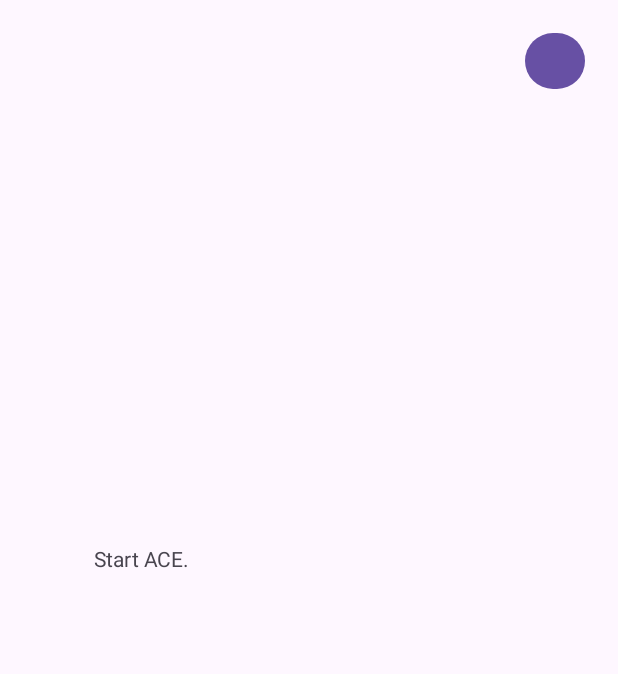
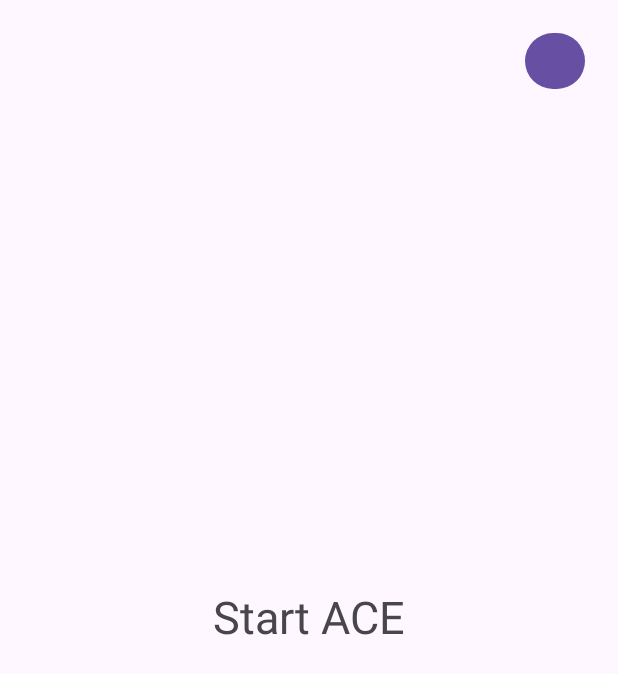
Before and after one commit to Saphyr55/ACE, an Android app: the StartActivity screen opened directly, with no data from a screen before it, on a phone screen of 412 x 824 dp. Shown: the top 674 px of the screen. Run offline under Robolectric (Android 15) with nearby library versions, the phone set to English and light mode, and no system bars.

Commit message:
Fix theme name.

```diff
--- a/app/src/main/AndroidManifest.xml
+++ b/app/src/main/AndroidManifest.xml
@@ -25,7 +25,7 @@
             android:exported="false" />
         <activity
             android:name=".activity.MainActivity"
-            android:exported="true">
+            android:exported="true" >
             <intent-filter>
                 <action android:name="android.intent.action.MAIN" />
 
--- a/app/src/main/java/org/utours/ace/activity/MainActivity.java
+++ b/app/src/main/java/org/utours/ace/activity/MainActivity.java
@@ -6,9 +6,11 @@ import android.content.Intent;
 import android.os.Bundle;
 
 import org.utours.ace.activity.auth.ConnectionActivity;
+import org.utours.ace.activity.auth.RegisterActivity;
 
 
 public class MainActivity extends AppCompatActivity {
+
 
     @Override
     protected void onCreate(Bundle savedInstanceState) {
--- a/app/src/main/java/org/utours/ace/activity/StartActivity.java
+++ b/app/src/main/java/org/utours/ace/activity/StartActivity.java
@@ -3,14 +3,35 @@ package org.utours.ace.activity;
 import androidx.appcompat.app.AppCompatActivity;
 
 import android.os.Bundle;
+import android.view.View;
+import android.widget.Button;
+import android.widget.TextView;
 
 import org.utours.ace.R;
 
 public class StartActivity extends AppCompatActivity {
 
+    TextView startACETextView;
+    Button parameterStartButton;
+
     @Override
     protected void onCreate(Bundle savedInstanceState) {
         super.onCreate(savedInstanceState);
         setContentView(R.layout.activity_start);
+
+        startACETextView = findViewById(R.id.textview_startAce);
+        parameterStartButton = findViewById(R.id.btn_parameter);
+
+        parameterStartButton.setOnClickListener(v -> openParameter());
+        startACETextView.setOnClickListener(v -> redirectToGame());
     }
+
+    private void redirectToGame() {
+    }
+
+
+    private void openParameter() {
+    }
+
+
 }
--- a/app/src/main/java/org/utours/ace/auth/firebase/FirebaseAccountConnection.java
+++ b/app/src/main/java/org/utours/ace/auth/firebase/FirebaseAccountConnection.java
@@ -7,7 +7,7 @@ import org.utours.ace.port.AccountConnection;
 
 import java.util.function.Consumer;
 
-public class FirebaseAccountConnection implements AccountConnection {
+public final class FirebaseAccountConnection implements AccountConnection {
 
     private final FirebaseAuth auth;
 
--- a/app/src/main/java/org/utours/ace/auth/firebase/FirebaseAccountRegistration.java
+++ b/app/src/main/java/org/utours/ace/auth/firebase/FirebaseAccountRegistration.java
@@ -7,7 +7,7 @@ import org.utours.ace.port.AccountRegistration;
 
 import java.util.function.Consumer;
 
-public class FirebaseAccountRegistration implements AccountRegistration {
+public final class FirebaseAccountRegistration implements AccountRegistration {
 
     private final FirebaseAuth auth;
 
--- a/app/src/main/java/org/utours/ace/auth/firebase/FirebaseAuthenticationProvider.java
+++ b/app/src/main/java/org/utours/ace/auth/firebase/FirebaseAuthenticationProvider.java
@@ -6,10 +6,10 @@ import org.utours.ace.port.AccountConnection;
 import org.utours.ace.port.AccountRegistration;
 import org.utours.ace.port.AuthenticationProvider;
 
-public class FirebaseAuthenticationProvider implements AuthenticationProvider {
+public final class FirebaseAuthenticationProvider implements AuthenticationProvider {
 
-    private AccountConnection accountConnection;
-    private AccountRegistration accountRegistration;
+    private final AccountConnection accountConnection;
+    private final AccountRegistration accountRegistration;
 
     public FirebaseAuthenticationProvider(FirebaseAuth auth) {
         this.accountConnection = new FirebaseAccountConnection(auth);
--- a/app/src/main/res/layout/activity_start.xml
+++ b/app/src/main/res/layout/activity_start.xml
@@ -7,17 +7,21 @@
     tools:context=".activity.StartActivity">
 
     <TextView
-        android:id="@+id/textView"
-        android:layout_width="287dp"
-        android:layout_height="99dp"
+        android:id="@+id/textview_startAce"
+        android:layout_width="234dp"
+        android:layout_height="43dp"
         android:text="@string/start_ace"
+        android:textAlignment="center"
+        android:textAllCaps="false"
+        android:textSize="30sp"
         app:layout_constraintBottom_toBottomOf="parent"
         app:layout_constraintEnd_toEndOf="parent"
+        app:layout_constraintHorizontal_bias="0.497"
         app:layout_constraintStart_toStartOf="parent"
         app:layout_constraintTop_toTopOf="parent" />
 
     <Button
-        android:id="@+id/button"
+        android:id="@+id/btn_parameter"
         android:layout_width="40dp"
         android:layout_height="45dp"
         android:text=""
--- a/app/src/main/res/values-night/strings.xml
+++ b/app/src/main/res/values-night/strings.xml
@@ -1,9 +1,12 @@
 <?xml version="1.0" encoding="utf-8"?>
 <resources>
+    <string name="app_name">AniCardEnchantment</string>
+    <string name="title_activity_connection">ConnectionActivity</string>
     <string name="connect">Connect</string>
     <string name="email">Email</string>
     <string name="password">Password</string>
     <string name="register">Register</string>
     <string name="already_have_an_account">Already have an account ?</string>
     <string name="register_here">Register here</string>
+    <string name="start_ace">Start ACE</string>
 </resources>
--- a/app/src/main/res/values-night/themes.xml
+++ b/app/src/main/res/values-night/themes.xml
@@ -1,6 +1,6 @@
 <resources xmlns:tools="http://schemas.android.com/tools">
     <!-- Base application theme. -->
-    <style name="Base.Theme.AniCardEchantnment" parent="Theme.Material3.DayNight.NoActionBar">
+    <style name="Base.Theme.AniCardEnchantment" parent="Theme.Material3.DayNight.NoActionBar">
         <!-- Customize your dark theme here. -->
         <!-- <item name="colorPrimary">@color/my_dark_primary</item> -->
     </style>
--- a/app/src/main/res/values/strings.xml
+++ b/app/src/main/res/values/strings.xml
@@ -7,5 +7,5 @@
     <string name="register">Register</string>
     <string name="already_have_an_account">Already have an account ?</string>
     <string name="register_here">Register here</string>
-    <string name="start_ace">Start ACE.</string>
+    <string name="start_ace">Start ACE</string>
 </resources>
--- a/app/src/main/res/values/themes.xml
+++ b/app/src/main/res/values/themes.xml
@@ -1,9 +1,9 @@
 <resources xmlns:tools="http://schemas.android.com/tools">
     <!-- Base application theme. -->
-    <style name="Base.Theme.AniCardEchantnment" parent="Theme.Material3.DayNight.NoActionBar">
+    <style name="Base.Theme.AniCardEnchantment" parent="Theme.Material3.Light.NoActionBar">
         <!-- Customize your light theme here. -->
         <!-- <item name="colorPrimary">@color/my_light_primary</item> -->
     </style>
 
-    <style name="Theme.AniCardEnchantment" parent="Base.Theme.AniCardEchantnment" />
+    <style name="Theme.AniCardEnchantment" parent="Base.Theme.AniCardEnchantment" />
 </resources>
--- a/domain/src/main/java/org/utours/ace/port/AccountInventory.java
+++ b/domain/src/main/java/org/utours/ace/port/AccountProvider.java
@@ -6,10 +6,8 @@ import org.utours.ace.model.Account;
 import java.util.Optional;
 
 @Port
-public interface AccountInventory {
+public interface AccountProvider {
 
     Optional<Account> getByEmail(String email);
 
-    void addAccount(Account account);
-
 }
```
Also changed, not shown: app/src/main/java/org/utours/ace/activity/auth/RegisterActivity.java (+2 -5 lines), app/src/main/java/org/utours/ace/auth/firebase/FirebaseAccountProvider.java (added, +23 -0 lines), domain/src/main/java/org/utours/ace/feature/AccountService.java (+4 -5 lines).
